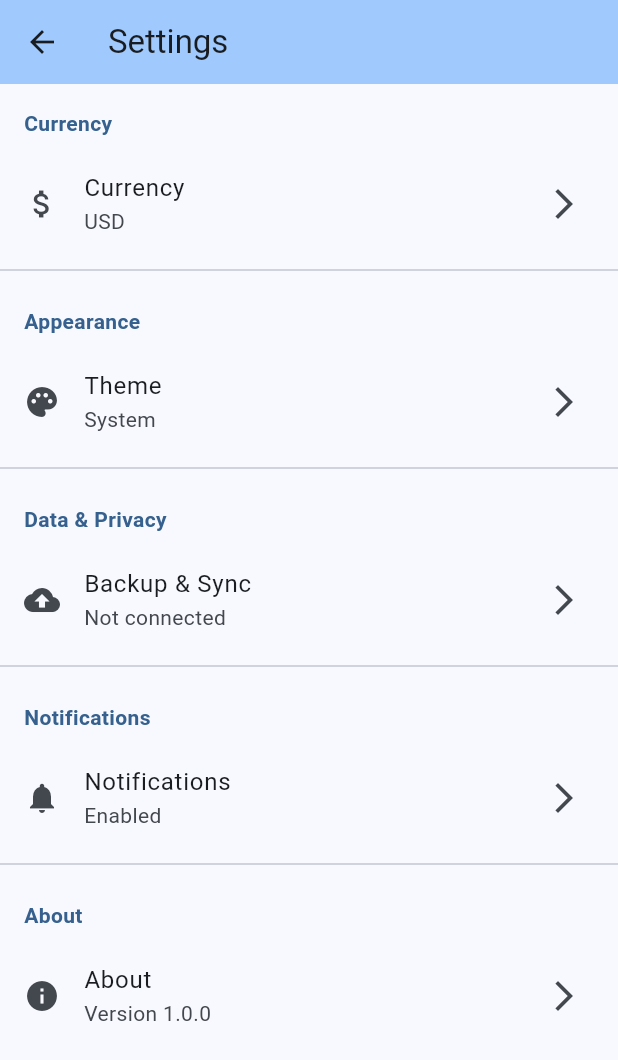
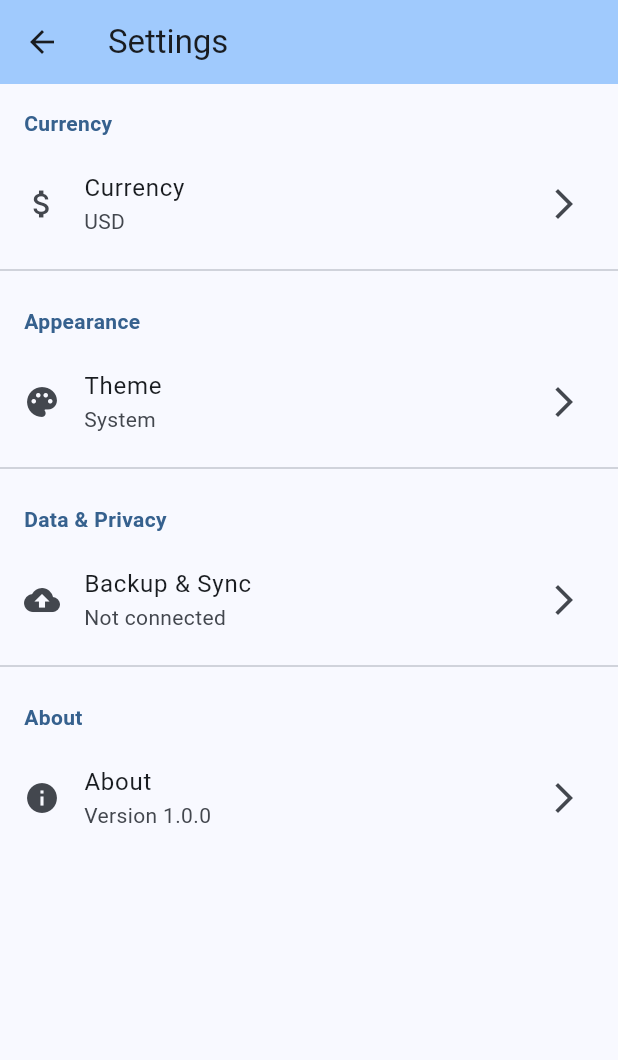
Before and after one commit to mshok01/MoneyManager, a Flutter app: the SettingsScreen screen opened by its route, on a phone screen of 412 x 824 dp. Shown: the top 1060 px of the screen. Run offline on Flutter 3.47's test engine with Material 3 defaults, Android fonts, the phone set to English and light mode, and no system bars; our stand-ins replace shared_preferences; accounts and stored records are empty.

Commit message:
feat: hide notification settings for now
- Comment out notifications section in settings screen
- Update tests to remove notifications expectation
- Clean up unused imports in theme service test
- All tests continue to pass

The notifications section can be easily restored by uncommenting
the relevant code when notification functionality is ready to be implemented.

```diff
--- a/lib/screens/settings_screen.dart
+++ b/lib/screens/settings_screen.dart
@@ -183,16 +183,16 @@ class _SettingsScreenState extends State<SettingsScreen> {
           ),
           const Divider(),
 
-          // Notifications Section
-          _buildSectionHeader(l10n.notifications),
-          ListTile(
-            leading: const Icon(Icons.notifications),
-            title: Text(l10n.notifications),
-            subtitle: const Text('Enabled'),
-            trailing: const Icon(Icons.arrow_forward_ios),
-            onTap: () => _showComingSoonSnackBar(l10n.notifications),
-          ),
-          const Divider(),
+          // Notifications Section - Hidden for now
+          // _buildSectionHeader(l10n.notifications),
+          // ListTile(
+          //   leading: const Icon(Icons.notifications),
+          //   title: Text(l10n.notifications),
+          //   subtitle: const Text('Enabled'),
+          //   trailing: const Icon(Icons.arrow_forward_ios),
+          //   onTap: () => _showComingSoonSnackBar(l10n.notifications),
+          // ),
+          // const Divider(),
 
           // About Section
           _buildSectionHeader(l10n.about),
```
Also changed, not shown: 2 other files.
